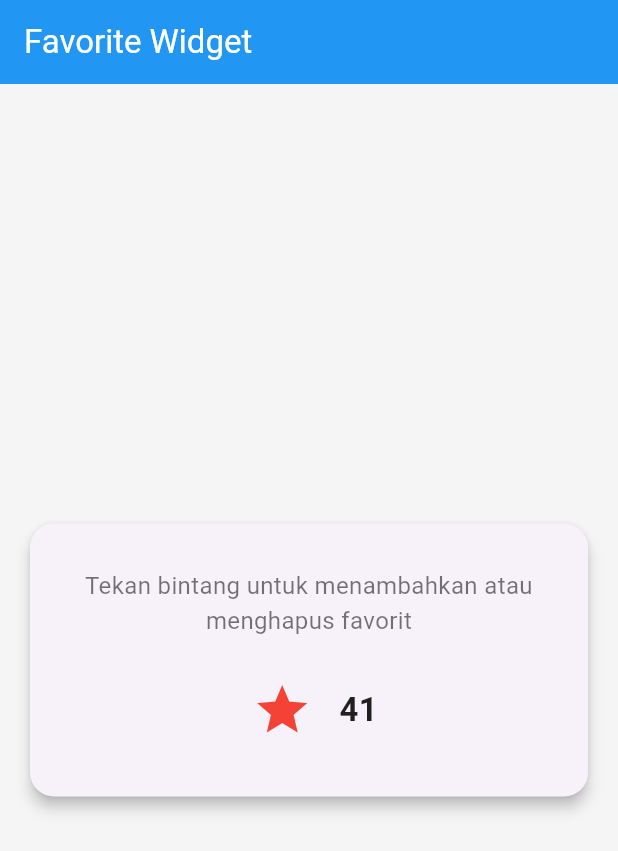
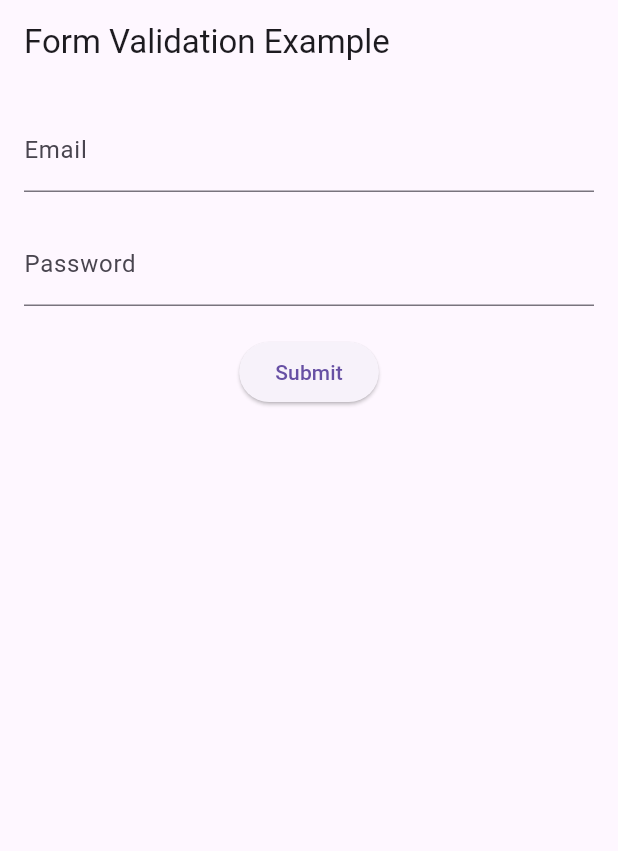
Before and after one commit to Muhammad-Azka-Ramadhan/flutter_application_1, a Flutter app: the screen it shows after launch, on a phone screen of 412 x 824 dp. Shown: the top 851 px of the screen. Run offline on Flutter 3.47's test engine with Material 3 defaults, Android fonts, the phone set to English and light mode, and no system bars.

```diff
--- /dev/null
+++ b/lib/form_validation.dart
@@ -0,0 +1,70 @@
+import 'package:flutter/material.dart';
+
+class FormValidation extends StatefulWidget {
+  const FormValidation({super.key});
+
+  @override
+  State<FormValidation> createState() => _FormValidationState();
+}
+
+class _FormValidationState extends State<FormValidation> {
+  final _formKey = GlobalKey<FormState>();
+  final TextEditingController _emailController = TextEditingController();
+  final TextEditingController _passwordController = TextEditingController();
+
+  @override
+  Widget build(BuildContext context) {
+    return Scaffold(
+      appBar: AppBar(title: const Text("Form Validation Example"),),
+      body: Padding(
+        padding: const EdgeInsets.all(16.0),
+        child: Form(
+          key: _formKey,
+          child: Column(
+            children: [
+              TextFormField(
+                controller: _emailController,
+                decoration: const InputDecoration(labelText: "Email"),
+                validator: (value) {
+                  if (value == null || value.isEmpty){
+                    return "Please enter your email";
+                  }
+                  if (!RegExp(r'^[^@]+@[^@]+\.[^@]+').hasMatch(value)){
+                    return "Please enter a valid email address";
+                  }
+                  return null;
+                },
+              ),
+              const SizedBox(height: 20),
+              TextFormField(
+                controller: _passwordController,
+                decoration: const InputDecoration(labelText: "Password"),
+                obscureText: true,
+                validator: (value) {
+                  if (value == null || value.isEmpty){
+                    return "Please enter your password";
+                  }
+                  if (value.length < 6){
+                    return "Password must be at least 6 characters long";
+                  }
+                  return null;
+                },
+              ),
+              const SizedBox(height: 20),
+              ElevatedButton(
+                onPressed: () {
+                  if (_formKey.currentState!.validate()){
+                    ScaffoldMessenger.of(context).showSnackBar(
+                      const SnackBar(content: Text("Processing Data")),
+                    );
+                  }
+                },
+                child: const Text("Submit"),
+              ),
+            ],
+          ),
+        ),
+      ),
+    );
+  }
+}
--- a/lib/main.dart
+++ b/lib/main.dart
@@ -1,4 +1,7 @@
 import 'package:flutter/material.dart';
+import 'package:flutter_application_1/form_validation.dart';
+// import 'package:flutter_application_1/latihan_state.dart';
+// import 'package:flutter_application_1/halaman1.dart';
 // import 'package:flutter_application_1/tugas_mandiri.dart';
 // import 'package:flutter_application_1/layout_listitem.dart';
 // import 'package:flutter_application_1/profile_page.dart';
@@ -8,7 +11,7 @@ import 'package:flutter/material.dart';
 // import 'package:flutter_application_1/layout_widget.dart';
 // import 'package:flutter_application_1/profile_page2.dart';
 // import 'package:flutter_application_1/profile_latihan.dart';
-import 'package:flutter_application_1/favorite_widget.dart';
+// import 'package:flutter_application_1/favorite_widget.dart';
 
 void main() {
   runApp(const MainApp());
@@ -20,6 +23,6 @@ class MainApp extends StatelessWidget {
   @override
   Widget build(BuildContext context) {
     return MaterialApp(title: "Aplikasi Flutter",
-    home: FavoriteWidget());
+    home: FormValidation());
   }
 }
```
Also changed, not shown: lib/halaman1.dart (added, +42 -0 lines), lib/halaman2.dart (added, +42 -0 lines), lib/halaman3.dart (added, +27 -0 lines), lib/latihan_state.dart (added, +46 -0 lines), pubspec.lock.
